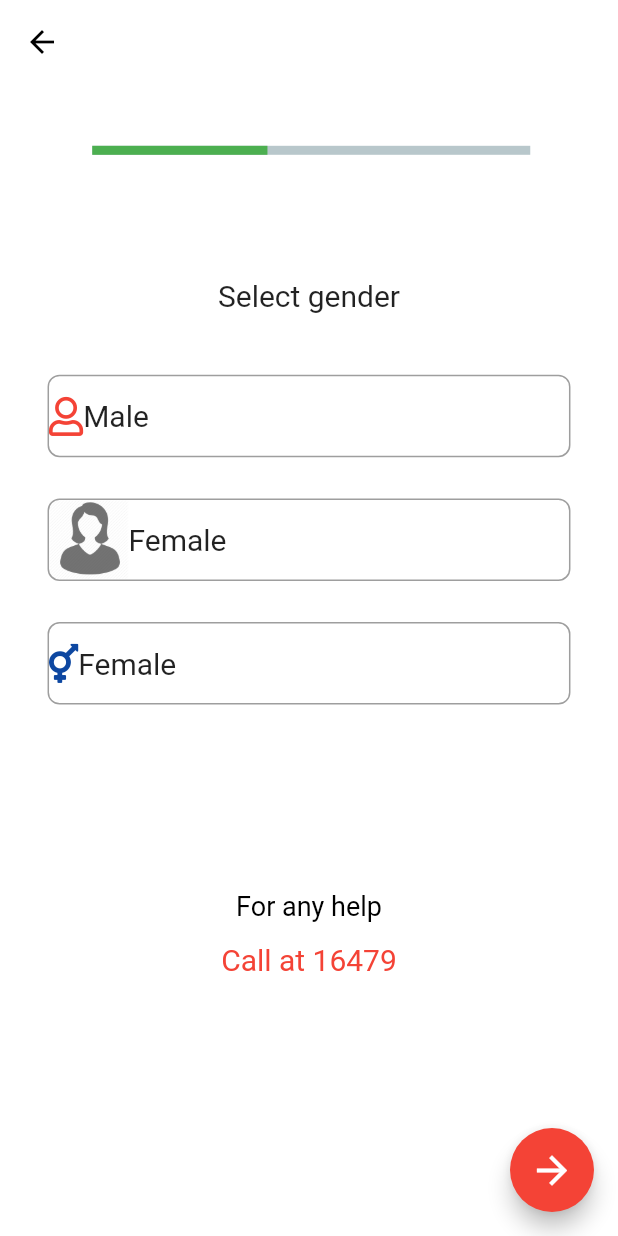
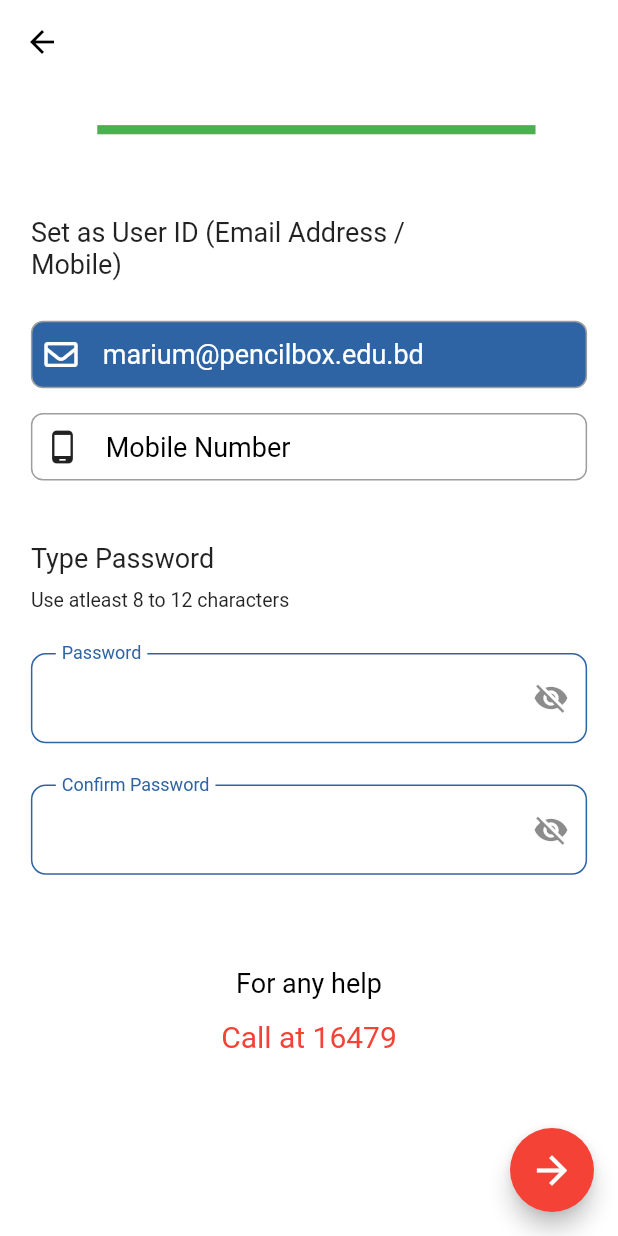
Before and after one commit to robinNcode/pencil_box_ui, a Flutter app: the PasswordPage screen opened directly, on a phone screen of 412 x 824 dp. Run offline on Flutter 3.47's test engine with Material 2 defaults, Android fonts, the phone set to English and light mode, and no system bars; drawn by our look-alikes of percent_indicator; our stand-ins replace font_awesome_flutter.

Commit message:
exam 5 done

```diff
--- a/lib/views/password.dart
+++ b/lib/views/password.dart
@@ -1,6 +1,9 @@
 import 'package:flutter/cupertino.dart';
 import 'package:flutter/material.dart';
+import 'package:flutter/painting.dart';
+import 'package:flutter/rendering.dart';
 import 'package:font_awesome_flutter/font_awesome_flutter.dart';
+import 'package:pencil_box_ui/widgets/custom_inputfield.dart';
 import 'package:percent_indicator/linear_percent_indicator.dart';
 
 import 'congratulation.dart';
@@ -25,41 +28,80 @@ class PasswordPage extends StatelessWidget {
             )),
         body: SafeArea(
           child: SingleChildScrollView(
+            child: Padding(
+              padding: EdgeInsets.symmetric(horizontal: _size.width / 20),
               child: Column(
+                crossAxisAlignment: CrossAxisAlignment.start,
                 children: [
                   SizedBox(
-                  height: _size.height / 20,
+                    height: _size.height / 30,
                   ),
                   Padding(
-                  padding: EdgeInsets.only(left: _size.width / 8),
+                    padding: EdgeInsets.only(left: _size.width / 12),
                     child: LinearPercentIndicator(
                       width: _size.width - 100,
                       lineHeight: 6.0,
-                    percent: 0.4,
+                      percent: 1,
                       progressColor: Colors.green,
                     ),
                   ),
                   SizedBox(
-                  height: _size.height / 10,
+                    height: _size.height / 15,
                   ),
                   const Text(
-                  'Select gender',
-                  style: TextStyle(fontSize: 20),
+                    'Set as User ID (Email Address / \nMobile)',
+                    style: TextStyle(
+                      fontSize: 18,
                     ),
-                Padding(
-                  padding: EdgeInsets.only(
-                      top: _size.height / 20,
-                      left: _size.width / 13,
-                      right: _size.width / 13),
-                  child: Container(
-                    height: 55,
+                  ),
+                  SizedBox(
+                    height: _size.height / 30,
+                  ),
+                  Container(
+                    height: 45,
                     child: Row(
                       children: const [
-                        FaIcon(FontAwesomeIcons.user,
-                            size: 26, color: Colors.red),
+                        Padding(
+                          padding: EdgeInsets.symmetric(horizontal: 8),
+                          child: FaIcon(FontAwesomeIcons.envelope,
+                              size: 22, color: Colors.white),
+                        ),
                         Text(
-                          'Male',
-                          style: TextStyle(fontSize: 20),
+                          '  marium@pencilbox.edu.bd',
+                          style: TextStyle(
+                            fontSize: 18,
+                            color: Colors.white,
+                          ),
+                        )
+                      ],
+                    ),
+                    decoration: BoxDecoration(
+                      border: Border.all(
+                        color: Colors.grey,
+                        style: BorderStyle.solid,
+                        width: 1.0,
+                      ),
+                      color: const Color(0xFF2E64A4),
+                      borderRadius: BorderRadius.circular(8.0),
+                    ),
+                  ),
+                  SizedBox(
+                    height: _size.height / 50,
+                  ),
+                  Container(
+                    height: 45,
+                    child: Row(
+                      children: const [
+                        Padding(
+                          padding: EdgeInsets.symmetric(horizontal: 8),
+                          child: Icon(Icons.phone_android, size: 24),
+                        ),
+                        Text(
+                          '  Mobile Number',
+                          style: TextStyle(
+                            fontSize: 18,
+                            color: Colors.black,
+                          ),
                         )
                       ],
                     ),
@@ -73,65 +115,54 @@ class PasswordPage extends StatelessWidget {
                       borderRadius: BorderRadius.circular(8.0),
                     ),
                   ),
+
+                  SizedBox(height: _size.height / 20,),
+                  const Text('Type Password', style: TextStyle(fontSize: 18,)),
+                  SizedBox(height: _size.height / 80),
+                  const Text('Use atleast 8 to 12 characters', style: TextStyle(fontSize: 13)),
+
+                  SizedBox(height: _size.height / 30),
+                  TextFormField(
+                    decoration: InputDecoration(
+                      contentPadding: EdgeInsets.all(_size.width/20),
+                      labelText: 'Password',
+                      labelStyle: const TextStyle(color: Color(0xFF2E64A4)),
+                      suffixIcon: const Icon(Icons.visibility_off),
+                      hintStyle: const TextStyle(fontSize:18, fontWeight: FontWeight.bold),
+                      floatingLabelBehavior: FloatingLabelBehavior.always,
+                      enabledBorder: OutlineInputBorder(
+                        borderSide: const BorderSide(
+                            color: Color(0xFF2E64A4), width: 1.0),
+                        borderRadius: BorderRadius.circular(10.0),
                       ),
-                Padding(
-                  padding: EdgeInsets.only(
-                      top: _size.height / 30,
-                      left: _size.width / 13,
-                      right: _size.width / 13),
-                  child: Container(
-                    height: 55,
-                    child: Row(
-                      children: [
-                        Image.asset('assets/images/female-user-icon.png'),
-                        const Text(
-                          'Female',
-                          style: TextStyle(fontSize: 20),
-                        )
-                      ],
-                    ),
-                    decoration: BoxDecoration(
-                      border: Border.all(
-                        color: Colors.grey,
-                        style: BorderStyle.solid,
-                        width: 1.0,
-                      ),
-                      color: Colors.transparent,
-                      borderRadius: BorderRadius.circular(8.0),
+                      focusedBorder: OutlineInputBorder(
+                        borderSide: const BorderSide(color: Color(0xFF2E64A4), width: 1.0),
+                        borderRadius: BorderRadius.circular(10.0),
                       ),
                     ),
                   ),
-                Padding(
-                  padding: EdgeInsets.only(
-                      top: _size.height / 30,
-                      left: _size.width / 13,
-                      right: _size.width / 13),
-                  child: Container(
-                    height: 55,
-                    child: Row(
-                      children: [
-                        FaIcon(FontAwesomeIcons.transgender,
-                            size: 26, color: Colors.blue[900]),
-                        const Text(
-                          'Female',
-                          style: TextStyle(fontSize: 20),
-                        )
-                      ],
+                  SizedBox(height: _size.height / 30),
+                  TextFormField(
+                    decoration: InputDecoration(
+                      contentPadding: EdgeInsets.all(_size.width/20),
+                      labelText: 'Confirm Password',
+                      labelStyle: const TextStyle(color: Color(0xFF2E64A4)),
+                      suffixIcon: const Icon(Icons.visibility_off),
+                      hintStyle: const TextStyle(fontSize:18, fontWeight: FontWeight.bold),
+                      floatingLabelBehavior: FloatingLabelBehavior.always,
+                      enabledBorder: OutlineInputBorder(
+                        borderSide: const BorderSide(
+                            color: Color(0xFF2E64A4), width: 1.0),
+                        borderRadius: BorderRadius.circular(10.0),
                       ),
-                    decoration: BoxDecoration(
-                      border: Border.all(
-                        color: Colors.grey,
-                        style: BorderStyle.solid,
-                        width: 1.0,
-                      ),
-                      color: Colors.transparent,
-                      borderRadius: BorderRadius.circular(8.0),
+                      focusedBorder: OutlineInputBorder(
+                        borderSide: const BorderSide(color: Color(0xFF2E64A4), width: 1.0),
+                        borderRadius: BorderRadius.circular(10.0),
                       ),
                     ),
                   ),
-                SizedBox(
-                  height: _size.height / 10,
-                ),
+
+                  SizedBox(height: _size.height / 40),
                   Align(
                     alignment: Alignment.bottomCenter,
                     child: Column(
@@ -160,6 +191,7 @@ class PasswordPage extends StatelessWidget {
               ),
             ),
           ),
+        ),
         floatingActionButton: FloatingActionButton(
           onPressed: () {
             Navigator.push(
```
Lines whose indentation alone changed are shown as unchanged.
